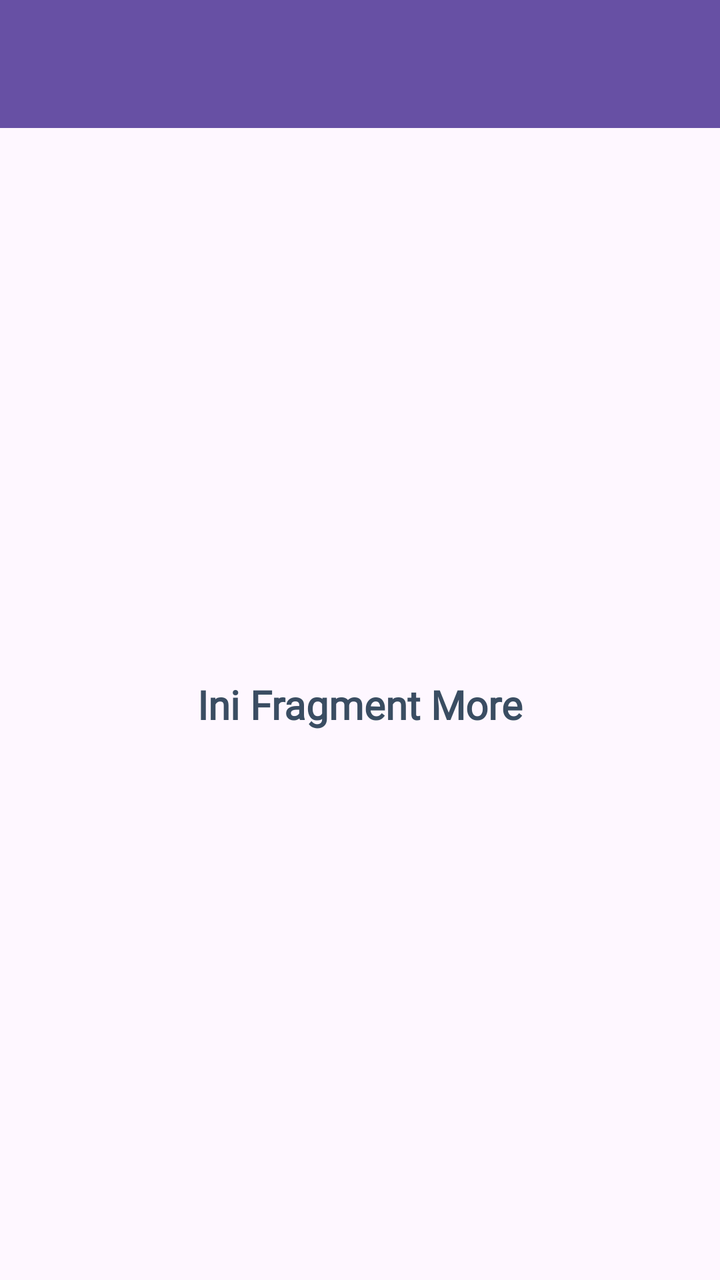
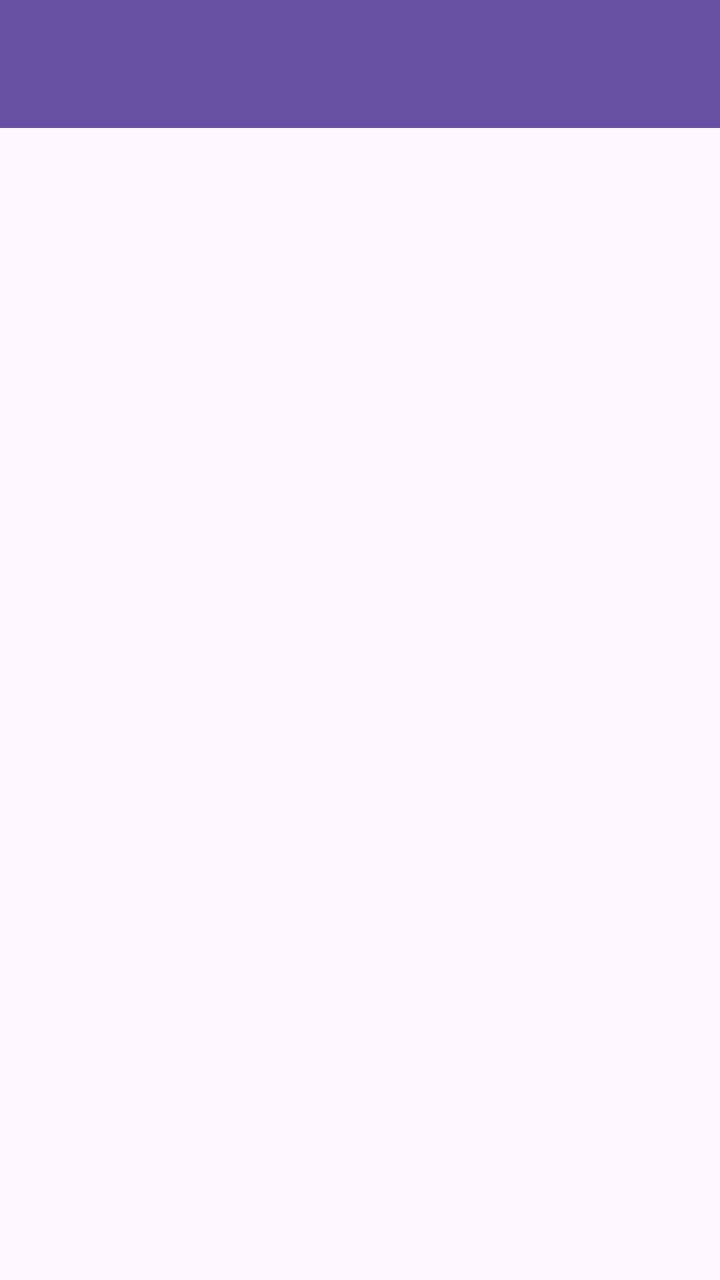

The first picture is an Android layout as it rendered before a commit; the second is the same layout after the commit. The layout source and the unified diff follow.
<!-- AndroidManifest.xml: application theme Theme.Salman3TIE -->
<!-- res/layout/fragment_more.xml -->
<?xml version="1.0" encoding="utf-8"?>
<androidx.constraintlayout.widget.ConstraintLayout xmlns:android="http://schemas.android.com/apk/res/android"
    xmlns:app="http://schemas.android.com/apk/res-auto"
    xmlns:tools="http://schemas.android.com/tools"
    android:id="@+id/main"
    android:layout_width="match_parent"
    android:layout_height="match_parent"
    tools:context=".more.MoreFragment">

    <androidx.appcompat.widget.Toolbar
        android:id="@+id/toolbar"
        android:layout_width="match_parent"
        android:layout_height="?attr/actionBarSize"
        android:background="?attr/colorPrimary"
        app:titleTextColor="@android:color/white"
        app:layout_constraintTop_toTopOf="parent" />

    <TextView
        android:id="@+id/textMore"
        android:layout_width="wrap_content"
        android:layout_height="wrap_content"
        android:fontFamily="@font/monsterrat_black"
        android:text="Ini Fragment More"
        android:textColor="@color/dark_slate"
        android:textSize="20sp"
        android:textStyle="bold"
        app:layout_constraintBottom_toBottomOf="parent"
        app:layout_constraintEnd_toEndOf="parent"
        app:layout_constraintStart_toStartOf="parent"
        app:layout_constraintTop_toBottomOf="@+id/toolbar" />

</androidx.constraintlayout.widget.ConstraintLayout>
<!-- resources referenced by this layout -->
<resources>
  <color name="dark_slate">#3A4D62</color>
  <style name="Theme.Salman3TIE" parent="Base.Theme.Salman3TIE" />
  <style name="Base.Theme.Salman3TIE" parent="Theme.Material3.DayNight.NoActionBar">
          
          
      </style>
</resources>

<!-- the commit's change to res/layout/fragment_more.xml (unified diff, before → after) -->
@@ -1,32 +1,31 @@
 <?xml version="1.0" encoding="utf-8"?>
-<androidx.constraintlayout.widget.ConstraintLayout xmlns:android="http://schemas.android.com/apk/res/android"
+<androidx.coordinatorlayout.widget.CoordinatorLayout xmlns:android="http://schemas.android.com/apk/res/android"
     xmlns:app="http://schemas.android.com/apk/res-auto"
     xmlns:tools="http://schemas.android.com/tools"
-    android:id="@+id/main"
     android:layout_width="match_parent"
     android:layout_height="match_parent"
     tools:context=".more.MoreFragment">
 
-    <androidx.appcompat.widget.Toolbar
-        android:id="@+id/toolbar"
+    <com.google.android.material.appbar.AppBarLayout
+        android:id="@+id/appBarLayout"
         android:layout_width="match_parent"
-        android:layout_height="?attr/actionBarSize"
-        android:background="?attr/colorPrimary"
-        app:titleTextColor="@android:color/white"
-        app:layout_constraintTop_toTopOf="parent" />
+        android:layout_height="wrap_content"
+        android:theme="@style/ThemeOverlay.AppCompat.Dark.ActionBar">
 
-    <TextView
-        android:id="@+id/textMore"
-        android:layout_width="wrap_content"
-        android:layout_height="wrap_content"
-        android:fontFamily="@font/monsterrat_black"
-        android:text="Ini Fragment More"
-        android:textColor="@color/dark_slate"
-        android:textSize="20sp"
-        android:textStyle="bold"
-        app:layout_constraintBottom_toBottomOf="parent"
-        app:layout_constraintEnd_toEndOf="parent"
-        app:layout_constraintStart_toStartOf="parent"
-        app:layout_constraintTop_toBottomOf="@+id/toolbar" />
+        <androidx.appcompat.widget.Toolbar
+            android:id="@+id/toolbar"
+            android:layout_width="match_parent"
+            android:layout_height="?attr/actionBarSize"
+            android:background="?attr/colorPrimary"
+            app:layout_scrollFlags="scroll|enterAlways"
+            app:titleTextColor="@android:color/white" />
 
-</androidx.constraintlayout.widget.ConstraintLayout>
+    </com.google.android.material.appbar.AppBarLayout>
+
+    <ListView
+        android:id="@+id/listViewItems"
+        android:layout_width="match_parent"
+        android:layout_height="match_parent"
+        app:layout_behavior="@string/appbar_scrolling_view_behavior" />
+
+</androidx.coordinatorlayout.widget.CoordinatorLayout>
<!-- resource entries referenced after the edit -->
@@ -1,6 +1,5 @@
 <!-- resources referenced by this layout -->
 <resources>
-  <color name="dark_slate">#3A4D62</color>
   <style name="Theme.Salman3TIE" parent="Base.Theme.Salman3TIE" />
   <style name="Base.Theme.Salman3TIE" parent="Theme.Material3.DayNight.NoActionBar">
           
